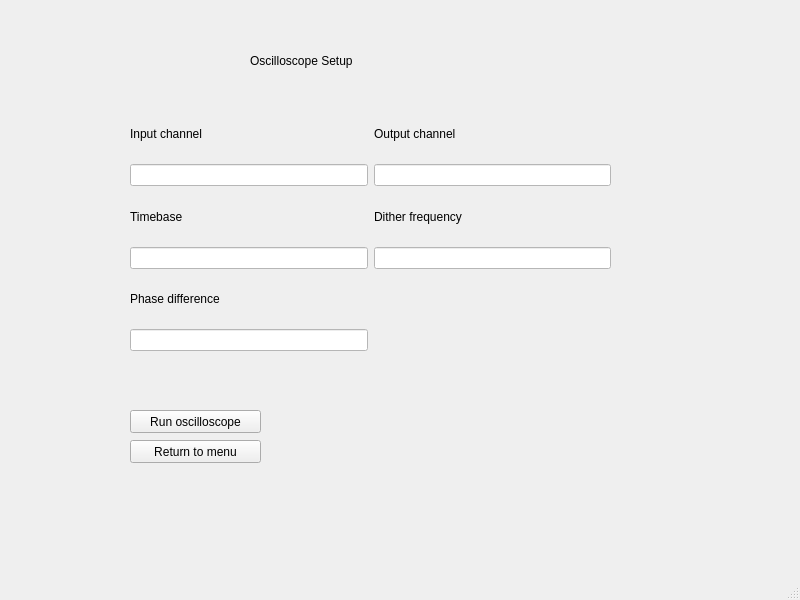
Marius-Graml/Michelson_Interferometer, file osc_screen.ui: the form before one commit.
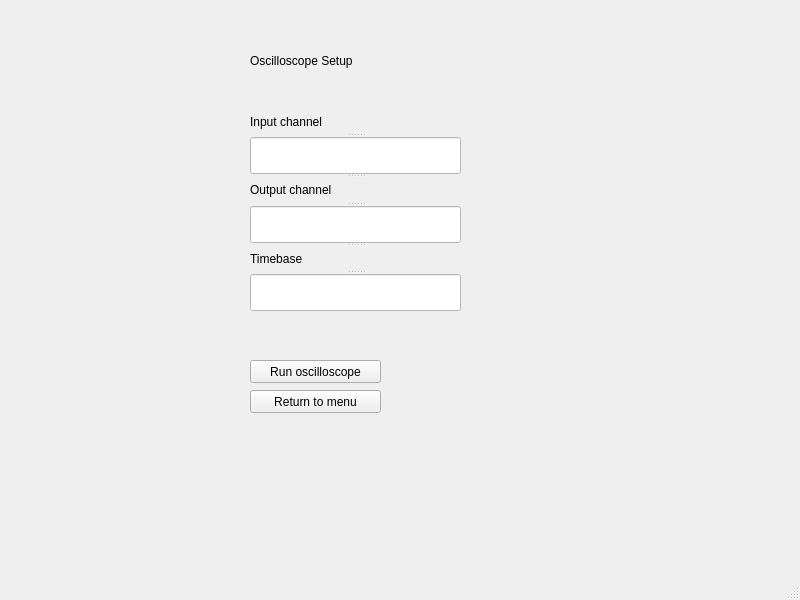
The form after the commit.

Commit message: Dither menu added and signal monitor improved

The edit to the form file:
```diff
--- a/osc_screen.ui
+++ b/osc_screen.ui
@@ -49,8 +49,8 @@
     <widget class="QPushButton" name="run_button">
      <property name="geometry">
       <rect>
-       <x>130</x>
-       <y>410</y>
+       <x>250</x>
+       <y>360</y>
        <width>131</width>
        <height>23</height>
       </rect>
@@ -65,8 +65,8 @@
     <widget class="QPushButton" name="return_button">
      <property name="geometry">
       <rect>
-       <x>130</x>
-       <y>440</y>
+       <x>250</x>
+       <y>390</y>
        <width>131</width>
        <height>23</height>
       </rect>
@@ -78,8 +78,8 @@
     <widget class="QLabel" name="status_label">
      <property name="geometry">
       <rect>
-       <x>130</x>
-       <y>370</y>
+       <x>250</x>
+       <y>330</y>
        <width>331</width>
        <height>21</height>
       </rect>
@@ -91,17 +91,18 @@
       <string/>
      </property>
     </widget>
-    <widget class="QWidget" name="">
+    <widget class="QSplitter" name="splitter">
      <property name="geometry">
       <rect>
-       <x>130</x>
+       <x>250</x>
        <y>110</y>
-       <width>481</width>
-       <height>241</height>
+       <width>211</width>
+       <height>201</height>
       </rect>
      </property>
-     <layout class="QGridLayout" name="gridLayout">
-      <item row="0" column="0">
+     <property name="orientation">
+      <enum>Qt::Vertical</enum>
+     </property>
        <widget class="QLabel" name="label_2">
         <property name="styleSheet">
          <string notr="true">font: 12pt &quot;MS Shell Dlg 2&quot;;</string>
@@ -110,8 +111,14 @@
          <string>Input channel</string>
         </property>
        </widget>
-      </item>
-      <item row="0" column="1">
+     <widget class="QLineEdit" name="in_ch_line">
+      <property name="styleSheet">
+       <string notr="true">background-color: rgb(255, 255, 255);</string>
+      </property>
+      <property name="text">
+       <string/>
+      </property>
+     </widget>
        <widget class="QLabel" name="label_4">
         <property name="styleSheet">
          <string notr="true">font: 12pt &quot;MS Shell Dlg 2&quot;;</string>
@@ -120,18 +127,6 @@
          <string>Output channel</string>
         </property>
        </widget>
-      </item>
-      <item row="1" column="0">
-       <widget class="QLineEdit" name="in_ch_line">
-        <property name="styleSheet">
-         <string notr="true">background-color: rgb(255, 255, 255);</string>
-        </property>
-        <property name="text">
-         <string/>
-        </property>
-       </widget>
-      </item>
-      <item row="1" column="1">
        <widget class="QLineEdit" name="out_ch_line">
         <property name="styleSheet">
          <string notr="true">background-color: rgb(255, 255, 255);</string>
@@ -140,8 +135,6 @@
          <string/>
         </property>
        </widget>
-      </item>
-      <item row="2" column="0">
        <widget class="QLabel" name="label_3">
         <property name="styleSheet">
          <string notr="true">font: 12pt &quot;MS Shell Dlg 2&quot;;</string>
@@ -150,18 +143,6 @@
          <string>Timebase</string>
         </property>
        </widget>
-      </item>
-      <item row="2" column="1">
-       <widget class="QLabel" name="label_5">
-        <property name="styleSheet">
-         <string notr="true">font: 12pt &quot;MS Shell Dlg 2&quot;;</string>
-        </property>
-        <property name="text">
-         <string>Dither frequency</string>
-        </property>
-       </widget>
-      </item>
-      <item row="3" column="0">
        <widget class="QLineEdit" name="timebase_line">
         <property name="styleSheet">
          <string notr="true">background-color: rgb(255, 255, 255);</string>
@@ -170,38 +151,6 @@
          <string/>
         </property>
        </widget>
-      </item>
-      <item row="3" column="1">
-       <widget class="QLineEdit" name="dith_freq_line">
-        <property name="styleSheet">
-         <string notr="true">background-color: rgb(255, 255, 255);</string>
-        </property>
-        <property name="text">
-         <string/>
-        </property>
-       </widget>
-      </item>
-      <item row="4" column="0" colspan="2">
-       <widget class="QLabel" name="label_6">
-        <property name="styleSheet">
-         <string notr="true">font: 12pt &quot;MS Shell Dlg 2&quot;;</string>
-        </property>
-        <property name="text">
-         <string>Phase difference</string>
-        </property>
-       </widget>
-      </item>
-      <item row="5" column="0">
-       <widget class="QLineEdit" name="phase_diff_line">
-        <property name="styleSheet">
-         <string notr="true">background-color: rgb(255, 255, 255);</string>
-        </property>
-        <property name="text">
-         <string/>
-        </property>
-       </widget>
-      </item>
-     </layout>
     </widget>
    </widget>
   </widget>
```
Lines whose indentation alone changed are shown as unchanged. The commit also changes 11 other files.
